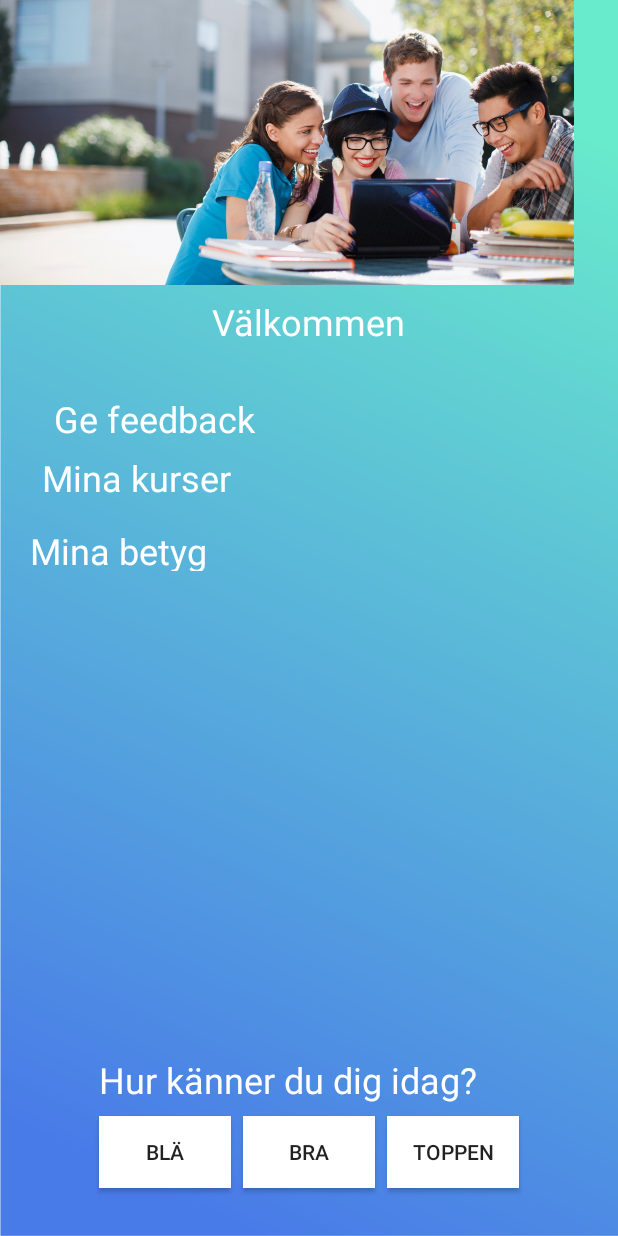
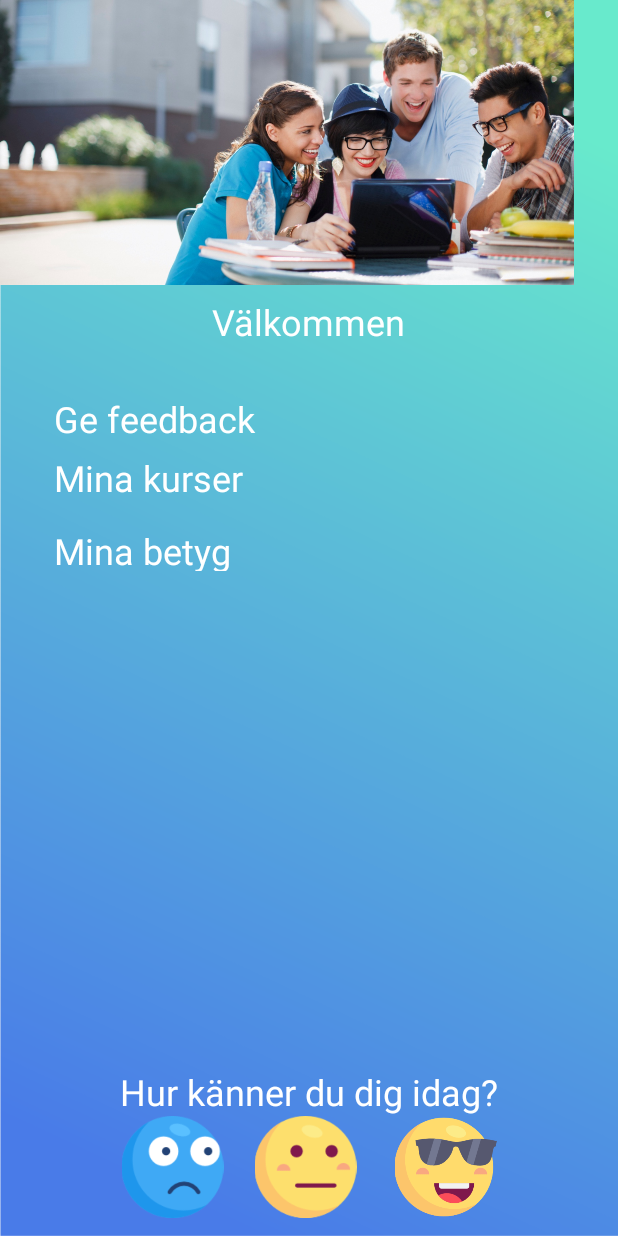
Before and after one commit to NewtonYrkeshogskola/da_scrummerz, an Android app: the screen it shows after launch once a user with an empty profile is signed in (signedInStart), on a phone screen of 412 x 824 dp. Run offline under Robolectric (Android 15) with nearby library versions, the phone set to English and light mode, and no system bars; our stand-ins replace Firebase (no records; nobody signed in at launch, a user with empty details on screens opened directly).

Commit message:
Updated UI with feelings icons

```diff
--- a/Android/Scrummerz/app/src/main/java/se/newton/scrummerz/signedInStart.java
+++ b/Android/Scrummerz/app/src/main/java/se/newton/scrummerz/signedInStart.java
@@ -6,27 +6,21 @@ import android.content.SharedPreferences;
 import android.os.Bundle;
 import android.preference.PreferenceManager;
 import android.support.v7.app.AppCompatActivity;
-import android.util.Log;
 import android.view.View;
-import android.widget.Button;
+import android.widget.ImageButton;
 import android.widget.TextView;
 import android.widget.Toast;
 
 import com.google.firebase.auth.FirebaseAuth;
 import com.google.firebase.auth.FirebaseUser;
-import com.google.firebase.database.DataSnapshot;
-import com.google.firebase.database.DatabaseError;
 import com.google.firebase.database.DatabaseReference;
 import com.google.firebase.database.FirebaseDatabase;
-import com.google.firebase.database.ValueEventListener;
 
 import java.text.SimpleDateFormat;
 import java.util.Date;
 import java.util.Locale;
 
 import se.newton.scrummerz.model.Student;
-
-import static android.R.attr.name;
 
 public class signedInStart extends AppCompatActivity {
 
@@ -66,9 +60,9 @@ public class signedInStart extends AppCompatActivity {
             }
         });
 
-        Button minus = (Button) findViewById(R.id.minus);
-        Button neutral = (Button) findViewById(R.id.neutral);
-        Button plus = (Button) findViewById(R.id.plus);
+        ImageButton minus = (ImageButton) findViewById(R.id.negative);
+        ImageButton neutral = (ImageButton) findViewById(R.id.neutral);
+        ImageButton plus = (ImageButton) findViewById(R.id.positive);
 
         SimpleDateFormat sdf = new SimpleDateFormat("yyyyMMdd", Locale.getDefault());
         String currentDate = sdf.format(new Date());
--- a/Android/Scrummerz/app/src/main/res/layout/activity_signed_in_start.xml
+++ b/Android/Scrummerz/app/src/main/res/layout/activity_signed_in_start.xml
@@ -11,7 +11,6 @@
         android:id="@+id/myGradesTextView"
         android:layout_width="154dp"
         android:layout_height="30dp"
-        android:layout_marginLeft="-8dp"
         android:layout_marginTop="17dp"
         android:text="Mina betyg"
         android:textColor="@color/common_google_signin_btn_text_dark_default"
@@ -29,13 +28,13 @@
         android:layout_marginLeft="8dp"
         app:layout_constraintLeft_toLeftOf="@+id/welcome"
         android:layout_marginTop="32dp"
-        app:layout_constraintTop_toBottomOf="@+id/welcome" />
+        app:layout_constraintTop_toBottomOf="@+id/welcome"
+        android:layout_marginStart="8dp" />
 
     <TextView
         android:id="@+id/myCoursesTextView"
         android:layout_width="154dp"
         android:layout_height="31dp"
-        android:layout_marginLeft="-8dp"
         android:layout_marginTop="9dp"
         android:clickable="true"
         android:text="Mina kurser"
@@ -58,78 +57,71 @@
         app:layout_constraintLeft_toLeftOf="parent"
         app:layout_constraintRight_toRightOf="parent"
         app:layout_constraintTop_toBottomOf="@+id/imageView"
-        app:layout_constraintHorizontal_bias="0.571" />
-
-    <Button
-        android:id="@+id/minus"
-        android:layout_width="wrap_content"
-        android:layout_height="wrap_content"
-        android:layout_marginBottom="0dp"
-        android:layout_marginLeft="55dp"
-        android:layout_marginRight="8dp"
-        android:layout_marginTop="8dp"
-        android:background="@android:color/background_light"
-        android:text="Blä"
-        app:layout_constraintBottom_toBottomOf="@+id/neutral"
-        app:layout_constraintHorizontal_bias="1.0"
-        app:layout_constraintLeft_toLeftOf="parent"
-        app:layout_constraintRight_toLeftOf="@+id/neutral"
-        app:layout_constraintTop_toTopOf="@+id/neutral"
-        app:layout_constraintVertical_bias="1.0" />
-
-    <Button
-        android:id="@+id/neutral"
-        android:layout_width="wrap_content"
-        android:layout_height="wrap_content"
-        android:layout_marginBottom="32dp"
-        android:layout_marginLeft="8dp"
-        android:layout_marginRight="8dp"
-        android:background="@android:color/background_light"
-        android:text="Bra"
-        app:layout_constraintBottom_toBottomOf="parent"
-        app:layout_constraintLeft_toLeftOf="parent"
-        app:layout_constraintRight_toRightOf="parent" />
-
-    <Button
-        android:id="@+id/plus"
-        android:layout_width="wrap_content"
-        android:layout_height="wrap_content"
-        android:layout_marginBottom="0dp"
-        android:layout_marginLeft="8dp"
-        android:layout_marginRight="8dp"
-        android:layout_marginTop="8dp"
-        android:background="@android:color/background_light"
-        android:text="Toppen"
-        app:layout_constraintBottom_toBottomOf="@+id/neutral"
-        app:layout_constraintHorizontal_bias="0.0"
-        app:layout_constraintLeft_toRightOf="@+id/neutral"
-        app:layout_constraintRight_toRightOf="parent"
-        app:layout_constraintTop_toTopOf="@+id/neutral"
-        app:layout_constraintVertical_bias="1.0" />
+        app:layout_constraintHorizontal_bias="0.571"
+        android:layout_marginStart="8dp"
+        android:layout_marginEnd="8dp" />
 
     <TextView
         android:id="@+id/textView5"
         android:layout_width="wrap_content"
         android:layout_height="wrap_content"
-        android:layout_marginBottom="8dp"
-        android:layout_marginLeft="0dp"
         android:text="Hur känner du dig idag?"
         android:textColor="@android:color/white"
         android:textSize="24sp"
-        app:layout_constraintBottom_toTopOf="@+id/minus"
-        app:layout_constraintLeft_toLeftOf="@+id/minus" />
+        android:layout_marginLeft="8dp"
+        app:layout_constraintLeft_toLeftOf="parent"
+        android:layout_marginRight="8dp"
+        app:layout_constraintRight_toRightOf="parent"
+        app:layout_constraintBottom_toBottomOf="parent"
+        android:layout_marginBottom="80dp" />
 
     <ImageView
         android:id="@+id/imageView"
         android:layout_width="0dp"
         android:layout_height="190dp"
-        android:layout_marginLeft="0dp"
-        android:layout_marginRight="0dp"
-        android:layout_marginTop="0dp"
         android:scaleType="fitStart"
         app:layout_constraintLeft_toLeftOf="parent"
         app:layout_constraintRight_toRightOf="parent"
         app:layout_constraintTop_toTopOf="parent"
         app:srcCompat="@drawable/students" />
 
+    <ImageButton
+        android:id="@+id/negative"
+        android:layout_width="70dp"
+        android:layout_height="68dp"
+        android:background="@android:color/transparent"
+        android:scaleType="fitCenter"
+        app:layout_constraintLeft_toLeftOf="@+id/textView5"
+        app:srcCompat="@drawable/scared"
+        android:layout_marginLeft="0dp"
+        android:layout_marginTop="0dp"
+        app:layout_constraintTop_toBottomOf="@+id/textView5" />
+
+    <ImageButton
+        android:id="@+id/neutral"
+        android:layout_width="70dp"
+        android:layout_height="68dp"
+        android:layout_marginLeft="8dp"
+        android:layout_marginRight="8dp"
+        android:layout_marginTop="0dp"
+        android:background="@android:color/transparent"
+        android:scaleType="fitCenter"
+        app:layout_constraintHorizontal_bias="0.487"
+        app:layout_constraintLeft_toLeftOf="@+id/textView5"
+        app:layout_constraintRight_toRightOf="@+id/textView5"
+        app:layout_constraintTop_toBottomOf="@+id/textView5"
+        app:srcCompat="@drawable/neutral" />
+
+    <ImageButton
+        android:id="@+id/positive"
+        android:layout_width="70dp"
+        android:layout_height="68dp"
+        android:background="@android:color/transparent"
+        android:scaleType="fitCenter"
+        app:srcCompat="@drawable/cool"
+        android:layout_marginRight="0dp"
+        app:layout_constraintRight_toRightOf="@+id/textView5"
+        android:layout_marginTop="0dp"
+        app:layout_constraintTop_toBottomOf="@+id/textView5" />
+
 </android.support.constraint.ConstraintLayout>
```
Also changed, not shown: Android/Scrummerz/app/src/main/res/drawable/cool.png (added), Android/Scrummerz/app/src/main/res/drawable/neutral.png (added), Android/Scrummerz/app/src/main/res/drawable/scared.png (added).
